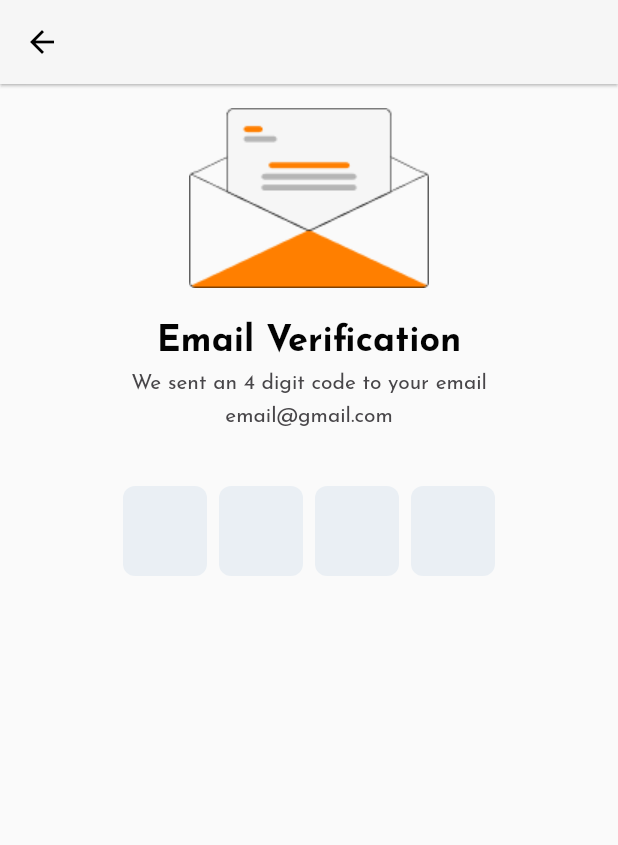
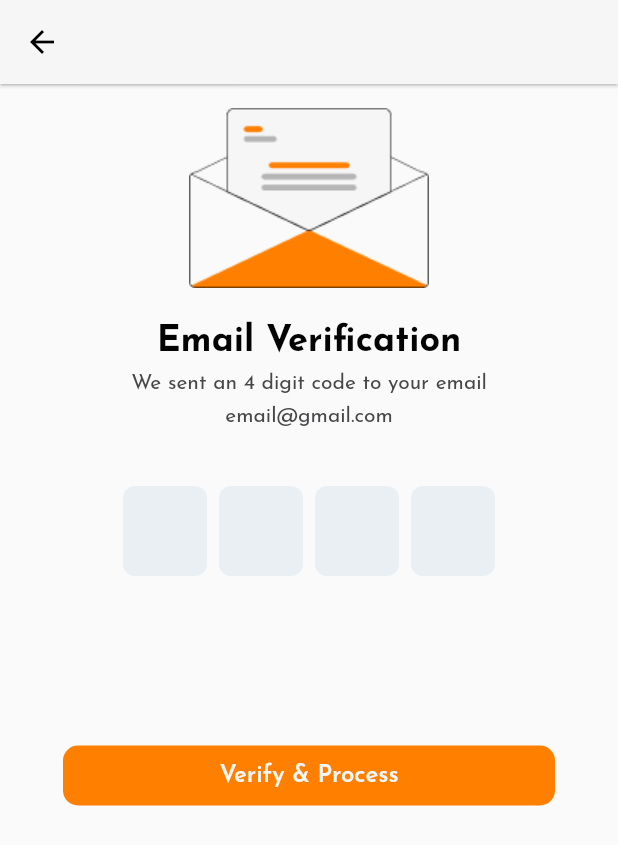
Before and after one commit to Kelompok-Capstone-9/MOBILE, a Flutter app: the screen it shows after launch, on a phone screen of 412 x 824 dp. Shown: the top 845 px of the screen. Run offline on Flutter 3.47's test engine with Material 2 defaults, Android fonts, the phone set to English and light mode, and no system bars; drawn by our look-alikes of pinput; our stand-ins replace google_fonts, toggle_switch; missing offline and left inert: hovering.

Commit message:
add button OTP Regist Screen

```diff
--- a/lib/view/register/otp_regist_screen.dart
+++ b/lib/view/register/otp_regist_screen.dart
@@ -1,5 +1,6 @@
 import 'package:flutter/material.dart';
 import 'package:gofit_apps/themes/color_style.dart';
+import 'package:google_fonts/google_fonts.dart';
 import 'package:pinput/pinput.dart';
 
 class OTPRegistScreen extends StatefulWidget {
@@ -94,7 +95,9 @@ class _OTPRegistScreenState extends State<OTPRegistScreen> {
 
   Widget formOTP(PinTheme defaultPinTheme, Color focusedBorderColor) => Form(
         key: _formKey,
-        child: Row(
+        child: Column(
+          children: [
+            Row(
               mainAxisAlignment: MainAxisAlignment.center,
               children: [
                 Directionality(
@@ -129,5 +132,40 @@ class _OTPRegistScreenState extends State<OTPRegistScreen> {
                 ),
               ],
             ),
+            SizedBox(
+              height: 113,
+            ),
+            GestureDetector(
+              onTap: () {
+                // log('selesai memilih payment method');
+                // // kirim data ketika selesai memilih
+                // Navigator.push(
+                //   context,
+                //   MaterialPageRoute(
+                //       builder: (context) => ()),
+                // );
+              },
+              child: Container(
+                  alignment: Alignment.center,
+                  height: 40,
+                  width: 328,
+                  decoration: BoxDecoration(
+                    color: isOTPFilled != true
+                        ? ColorsTheme.activeButton
+                        : ColorsTheme.inActiveButton,
+                    borderRadius: BorderRadius.circular(10),
+                  ),
+                  child: Text(
+                    "Verify & Process",
+                    style: GoogleFonts.josefinSans(
+                        fontWeight: FontWeight.w600,
+                        fontSize: 16,
+                        color: isOTPFilled != true
+                            ? ColorsTheme.activeText
+                            : const Color(0xffB5B5B5)),
+                  )),
+            ),
+          ],
+        ),
       );
 }
```
Lines whose indentation alone changed are shown as unchanged.
